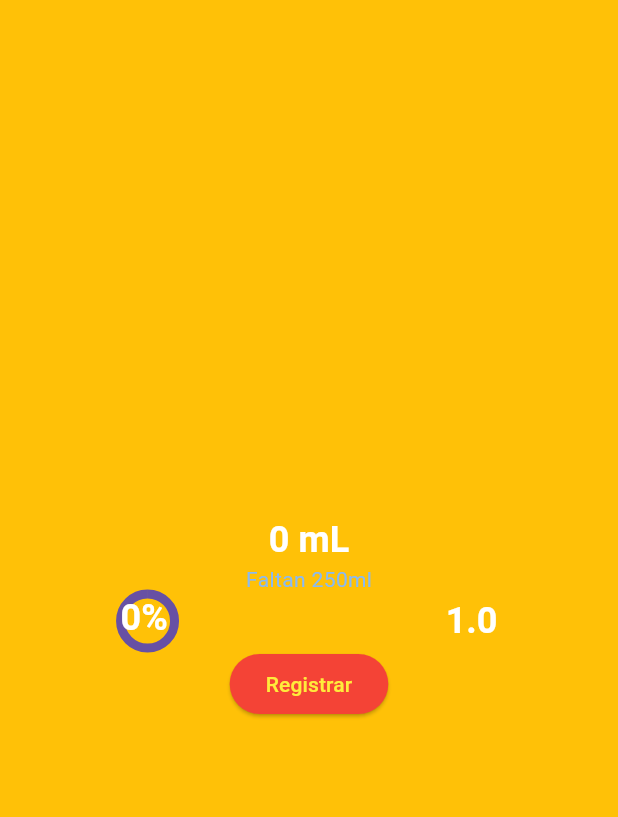
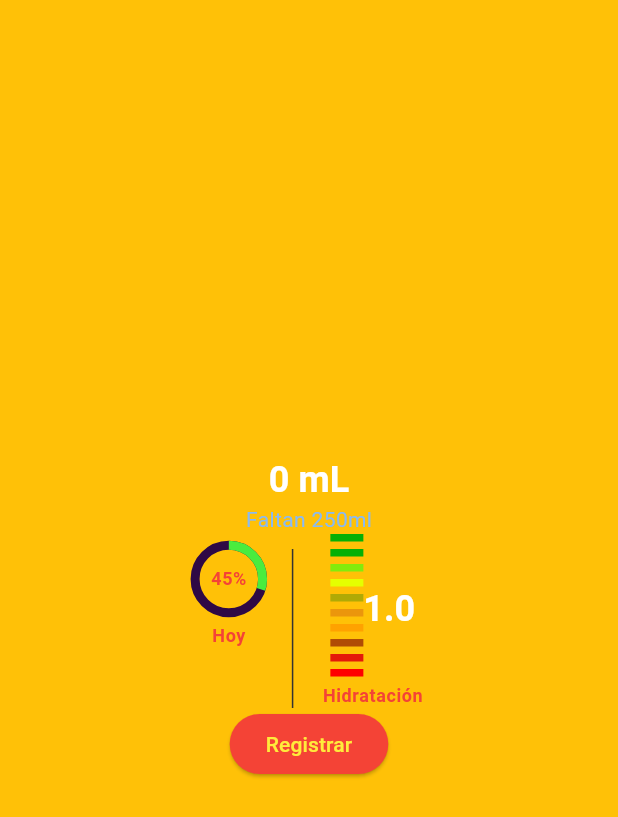
Before and after one commit to Uriel00002/Flutter_Wear_Os, a Flutter app: the screen it shows after launch, on a phone screen of 412 x 824 dp. Shown: the top 817 px of the screen. Run offline on Flutter 3.47's test engine with Material 2 defaults, Android fonts, the phone set to English and light mode, and no system bars.

Commit message:
Cuarta version

```diff
--- /dev/null
+++ b/flutter_application_1/lib/assets/interval_progress_bar.dart
@@ -0,0 +1,77 @@
+import 'package:flutter/material.dart';
+import 'package:flutter/src/widgets/placeholder.dart';
+
+class IntervalProgressBar extends StatefulWidget {
+  const IntervalProgressBar({Key? key}): super(key: key);
+
+  @override
+  State<IntervalProgressBar> createState() =>
+  _IntervalProgressBarState();
+}
+
+class _IntervalProgressBarState extends
+State<IntervalProgressBar> {
+  @override
+  Widget build(BuildContext context) {
+    return Row(
+      children: [
+        _bar(),
+        _label(),
+      ],
+    );
+  }
+
+  Widget _bar(){
+    return Column(
+      children: [
+
+        _interval(customColor: const Color.fromARGB(255, 5, 176, 5)),
+        _separator(),
+        _interval(customColor: const Color.fromARGB(255, 5, 176, 5)),
+        _separator(),
+        _interval(customColor:const  Color.fromARGB(255, 131, 235, 12)),
+        _separator(),
+        _interval(customColor:const Color.fromARGB(255, 229, 255, 0)),
+        _separator(),
+        _interval(customColor: const Color.fromARGB(255, 176, 170, 5)),
+        _separator(),
+        _interval(customColor: const Color.fromARGB(255, 235, 150, 12)),
+        _separator(),
+        _interval(customColor: const Color.fromARGB(255, 255, 162, 0)),
+        _separator(),
+        _interval(customColor:const  Color.fromARGB(255, 176, 76, 5)),
+        _separator(),
+        _interval(customColor: const  Color.fromARGB(255, 228, 25, 10)),
+        _separator(),
+        _interval(customColor: const Color.fromARGB(255, 255, 0, 0)),
+        _separator(),
+      ],
+    );
+  }
+
+  Widget _separator(){
+        return const SizedBox(
+          height: 5,
+        );
+  }
+
+  Widget _interval({required Color customColor}){
+    return  SizedBox(
+      width: 22.0,
+      height: 5.0,
+      child: DecoratedBox(
+        decoration: BoxDecoration(
+          color: customColor,
+          )
+        ),
+    );
+  }
+
+  Widget _label(){
+    return Text(
+      '1.0',
+      style: Theme.of(context).textTheme.headlineSmall,
+    );
+  }
+
+}
--- a/flutter_application_1/lib/main.dart
+++ b/flutter_application_1/lib/main.dart
@@ -22,8 +22,13 @@ class MyApp extends StatelessWidget {
           headlineSmall: TextStyle(
             color: Colors.white,
             fontWeight: FontWeight.bold),
-            bodyMedium: TextStyle(
+          bodyMedium: TextStyle(
               color : Color.fromARGB(255, 137, 186, 243),
+            ),
+            bodySmall: TextStyle(
+              color: Colors.red,
+              fontSize: 12,
+              fontWeight: FontWeight.bold
             ),
         ),
 
--- a/flutter_application_1/lib/screens/start_screen.dart
+++ b/flutter_application_1/lib/screens/start_screen.dart
@@ -1,4 +1,5 @@
 import 'package:flutter/material.dart';
+import 'package:flutter_application_1/assets/interval_progress_bar.dart';
 
 class StartScreen extends StatefulWidget {
   const StartScreen({Key? key}) : super(key: key);
@@ -39,39 +40,62 @@ class _StartScreenState extends State<StartScreen> {
   }
 
   Widget _indicators() {
-    return Row(
-      mainAxisAlignment: MainAxisAlignment.spaceEvenly,
+    return IntrinsicHeight(
+      child: Row(
+        mainAxisAlignment: MainAxisAlignment.center,
         children: [
           _percentage(),
+          const SizedBox(
+            width: 10,
+          ),
           _smallDivider(),
+          const SizedBox(
+            width: 10,
+          ),
           _hydratation(),
         ],
+      ),
     );
   }
 
   Widget _percentage() {
     return Column(
       children: [
-        Stack(
+        SizedBox(
+          height: 60,
+          child: Stack(
+            alignment: Alignment.center,
             children: [
-            const CircularProgressIndicator(
+              const SizedBox(
+                width: 45,
+                height: 45,
+                child: CircularProgressIndicator(
                   strokeWidth: 6,
-              value: 1.0,
+                  value: 0.3,
+                  color: Color.fromARGB(255, 74, 236, 62),
+                  backgroundColor: Color.fromARGB(255, 47, 9, 69),
+                ),
               ),
               Text(
-              '0%',
-              style: Theme.of(context).textTheme.headlineSmall,
+                '45%',
+                style: Theme.of(context).textTheme.bodySmall,
+                textAlign: TextAlign.center,
               ),
             ],
           ),
+        ),
+        Text(
+          'Hoy',
+          style: Theme.of(context).textTheme.bodySmall,
+        )
       ],
     );
   }
 
   Widget _smallDivider() {
     return const VerticalDivider(
-      color: Colors.brown,
-      thickness: 2,
+      color: Color.fromARGB(255, 51, 51, 51),
+      thickness: 1,
       width: 20,
       indent: 10,
       endIndent: 0,
@@ -79,11 +103,26 @@ class _StartScreenState extends State<StartScreen> {
   }
 
   Widget _hydratation() {
+    return Column(
+      children: [
+        const IntervalProgressBar(),
+        //_intervalBar(),
+        Text(
+          'Hidratación',
+          style: Theme.of(context).textTheme.bodySmall,
+        )
+      ],
+    );
+  }
+
+/*
+  Widget _intervalBar() {
     return Text(
       '1.0',
       style: Theme.of(context).textTheme.headlineSmall,
     );
   }
+*/
 
   Widget _buttonReg() {
     return Center(
```
Lines whose indentation alone changed are shown as unchanged.
